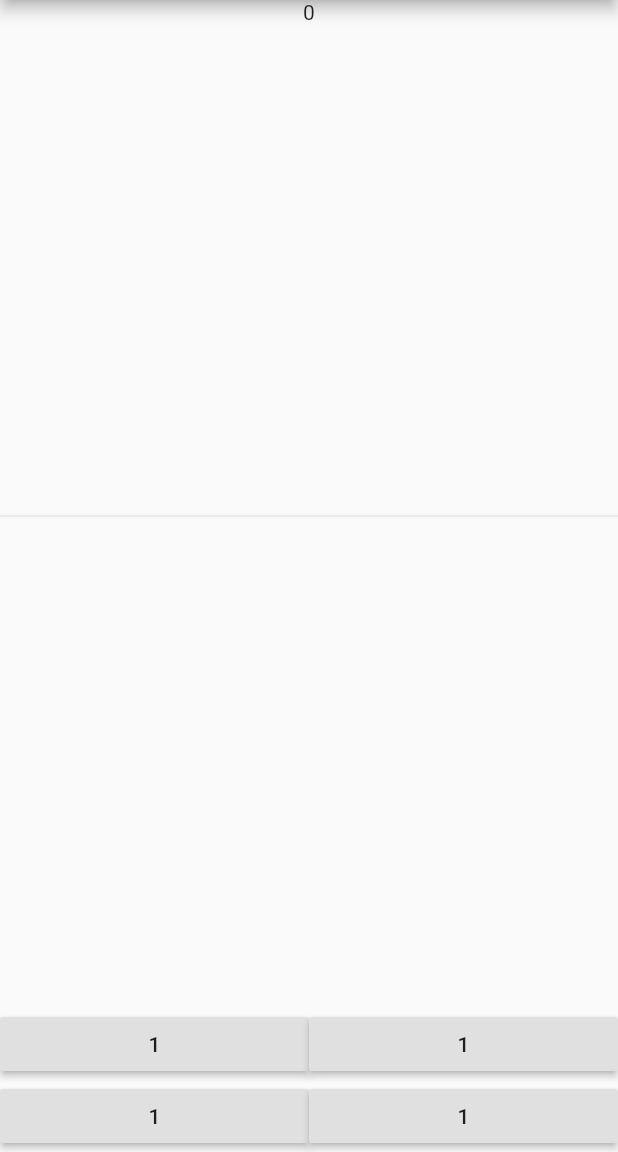
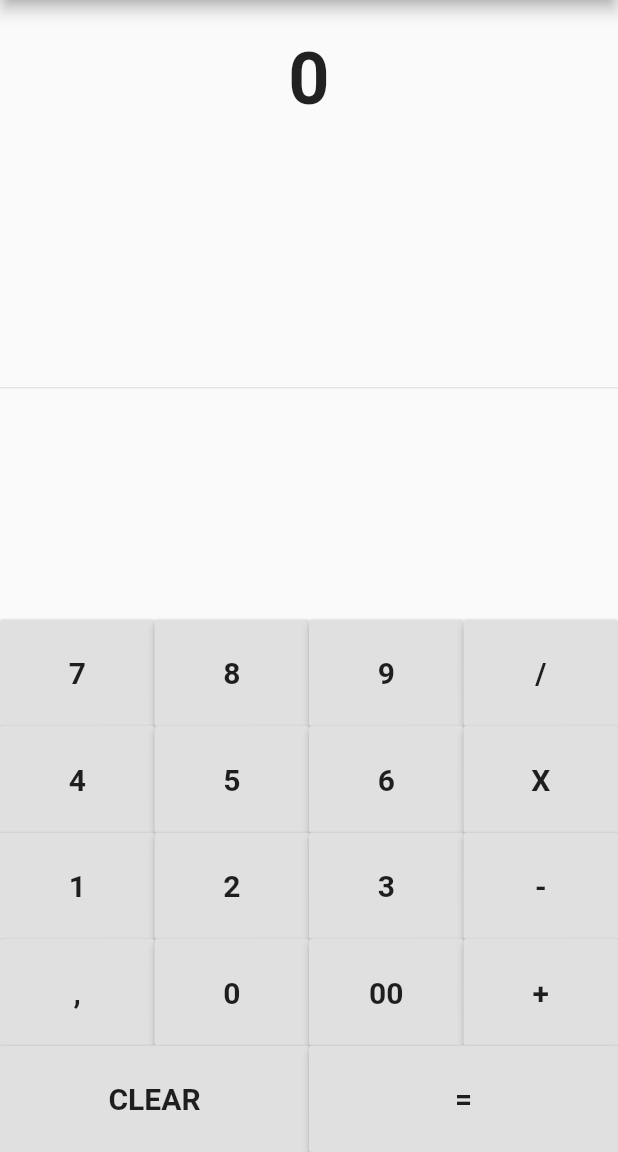
Before and after one commit to emuroiwa/flutterCalculator, a Flutter app: the screen it shows after launch, on a phone screen of 412 x 824 dp, the part 84-1236 px from its top. Run offline on Flutter 3.47's test engine with Material 2 defaults, Android fonts, the phone set to English and light mode, and no system bars.

Commit message:
master: finishing up

```diff
--- a/lib/main.dart
+++ b/lib/main.dart
@@ -28,9 +28,71 @@ class MyHomePage extends StatefulWidget {
 }
 
 class _MyHomePageState extends State<MyHomePage> {
-  Widget buildButton() {
+  String output = "0";
+  String _output = "0";
+  double num1 = 0.0;
+  double num2 = 0.0;
+  String operand = "";
+
+  buttonPressed(String buttonText) {
+    if (buttonText == "CLEAR") {
+      _output = "0";
+      num1 = 0.0;
+      num2 = 0.0;
+      operand = "";
+    } else if (buttonText == "+" ||
+        buttonText == "-" ||
+        buttonText == "/" ||
+        buttonText == "X") {
+      num1 = double.parse(output);
+
+      operand = buttonText;
+
+      _output = "0";
+    } else if (buttonText == ".") {
+      if (_output.contains(".")) {
+        print("Already conatains a decimals");
+        return;
+      } else {
+        _output = _output + buttonText;
+      }
+    } else if (buttonText == "=") {
+      num2 = double.parse(output);
+
+      if (operand == "+") {
+        _output = (num1 + num2).toString();
+      }
+      if (operand == "-") {
+        _output = (num1 - num2).toString();
+      }
+      if (operand == "X") {
+        _output = (num1 * num2).toString();
+      }
+      if (operand == "/") {
+        _output = (num1 / num2).toString();
+      }
+
+      num1 = 0.0;
+      num2 = 0.0;
+      operand = "";
+    } else {
+      _output = _output + buttonText;
+    }
+
+    print(_output);
+
+    setState(() {
+      output = double.parse(_output).toStringAsFixed(2);
+    });
+  }
+
+  Widget buildButton(String buttonText) {
     return Expanded(
-      child: RaisedButton(child: Text("1"), onPressed: () => {}),
+      child: RaisedButton(
+          child: Text(buttonText,
+              style: TextStyle(fontSize: 20.0, fontWeight: FontWeight.bold)),
+          padding: EdgeInsets.all(24.0),
+          onPressed: () => buttonPressed(buttonText)),
     );
   }
 
@@ -42,21 +104,61 @@ class _MyHomePageState extends State<MyHomePage> {
         ),
         body: Container(
             child: Column(children: <Widget>[
-            Text("0"),
+          Container(
+              padding: EdgeInsets.symmetric(horizontal: 12, vertical: 24),
+              child: Text(output,
+                  style: TextStyle(fontSize: 48, fontWeight: FontWeight.bold))),
           Expanded(
             child: Divider(),
           ),
           Column(children: <Widget>[
             Row(
-                  children: [buildButton(), buildButton()],
+              children: [
+                buildButton("7"),
+                buildButton("8"),
+                buildButton("9"),
+                buildButton("/")
+              ],
             ),
           ]),
           Column(children: <Widget>[
             Row(
-                children: [buildButton(), buildButton()],
+              children: [
+                buildButton("4"),
+                buildButton("5"),
+                buildButton("6"),
+                buildButton("X")
+              ],
             ),
-            ])
           ]),
-        ));
+          Column(children: <Widget>[
+            Row(
+              children: [
+                buildButton("1"),
+                buildButton("2"),
+                buildButton("3"),
+                buildButton("-")
+              ],
+            ),
+          ]),
+          Column(children: <Widget>[
+            Row(
+              children: [
+                buildButton(","),
+                buildButton("0"),
+                buildButton("00"),
+                buildButton("+")
+              ],
+            ),
+          ]),
+          Column(children: <Widget>[
+            Row(
+              children: [
+                buildButton("CLEAR"),
+                buildButton("="),
+              ],
+            ),
+          ]),
+        ])));
   }
 }
```
Lines whose indentation alone changed are shown as unchanged.
